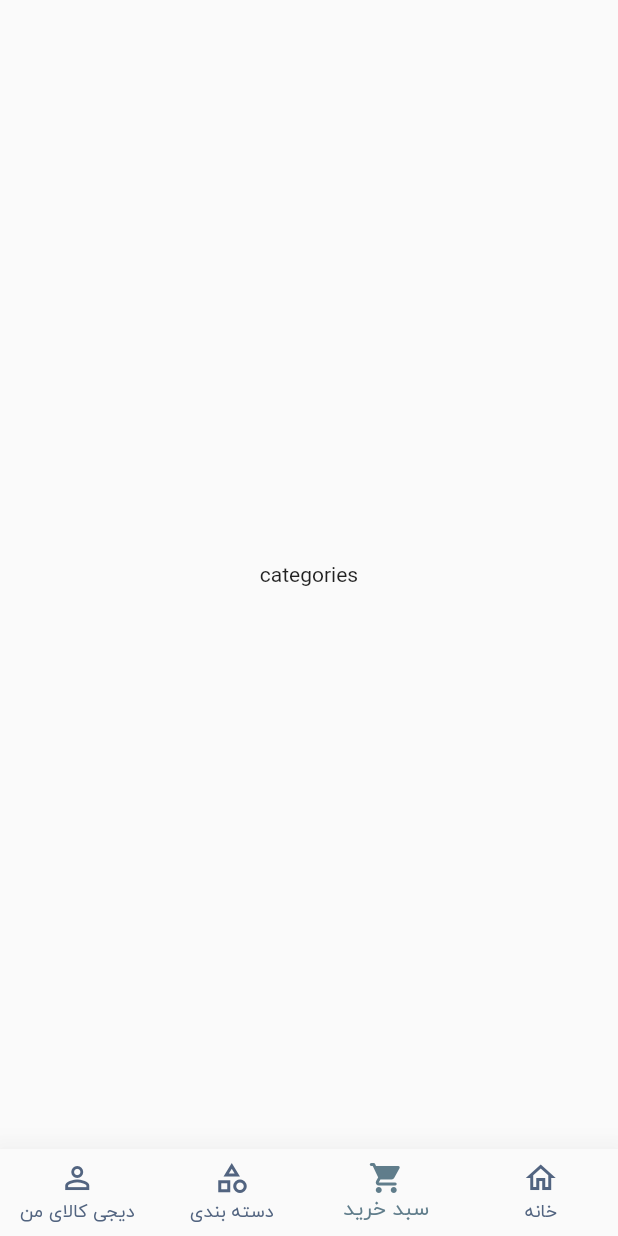
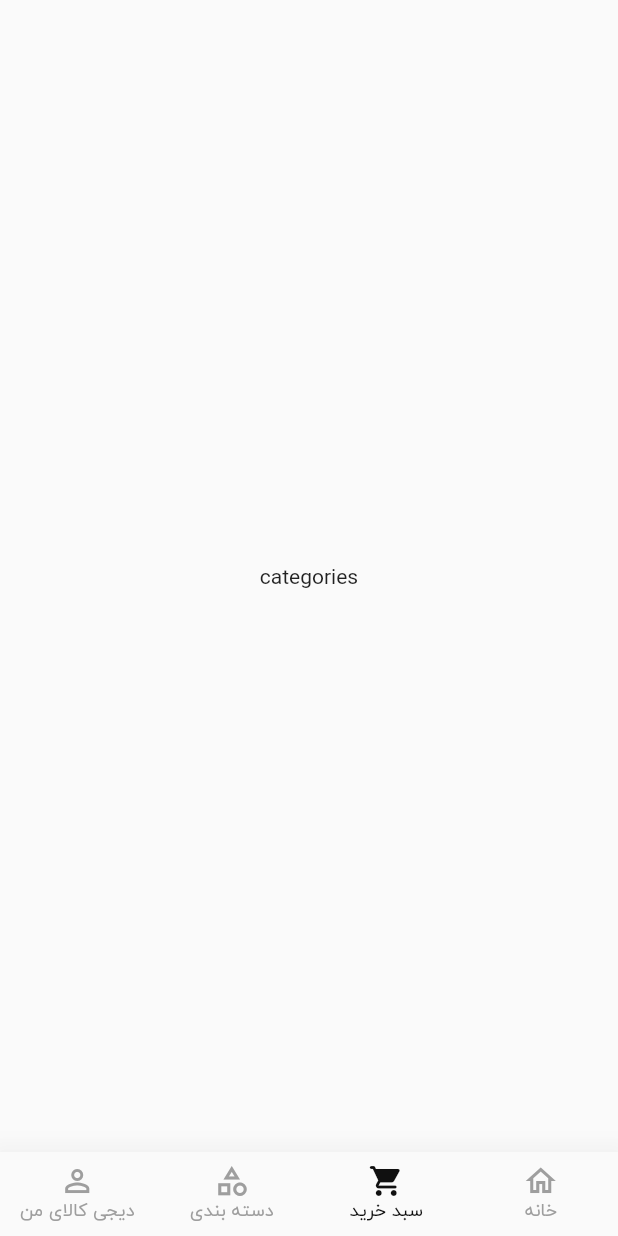
Before and after one commit to mehrdad03/digikala, a Flutter app: the screen it shows after launch, item 2 of the bottom bar chosen, on a phone screen of 412 x 824 dp. Run offline on Flutter 3.47's test engine with Material 2 defaults, Android fonts, the light colour scheme and no system bars; our stand-ins replace get.

Commit message:
complete bottom_bar.dart

```diff
--- a/lib/screens/bottom_bar.dart
+++ b/lib/screens/bottom_bar.dart
@@ -1,6 +1,6 @@
 import 'package:flutter/cupertino.dart';
 import 'package:flutter/material.dart';
-import 'package:font_awesome_flutter/font_awesome_flutter.dart';
+import 'package:digikala/utils/dimensions.dart';
 
 class BottomBar extends StatefulWidget {
   const BottomBar({Key? key}) : super(key: key);
@@ -62,15 +62,17 @@ class _BottomBarState extends State<BottomBar> {
                 icon: Icon(Icons.person_outline),
                 activeIcon: Icon(Icons.person_rounded)),
           ],
-          selectedLabelStyle: TextStyle(
+          selectedLabelStyle: const TextStyle(
             fontFamily: "iranYekan",
-          ), unselectedLabelStyle: TextStyle(
-            fontFamily: "iranYekan"
+            fontSize: 12,
+          ), unselectedLabelStyle: const TextStyle(
+            fontFamily: "iranYekan",
+          fontSize: 12,
           ),
           elevation: 20,
           type: BottomNavigationBarType.fixed,
-          selectedItemColor: Colors.blueGrey,
-          unselectedItemColor: Color(0xFF526480),
+          selectedItemColor: Color(0xFF101010),
+          unselectedItemColor:  Colors.grey.shade500,
         ),
       ),
     );
--- a/pubspec.yaml
+++ b/pubspec.yaml
@@ -37,6 +37,7 @@ dependencies:
   # Use with the CupertinoIcons class for iOS style icons.
   cupertino_icons: ^1.0.2
   font_awesome_flutter: '>= 4.7.0'
+  get: ^4.1.4
 
 
 dev_dependencies:
```
Also changed, not shown: lib/utils/app_constants.dart (added, +9 -0 lines), lib/utils/colors.dart (added, +17 -0 lines), lib/utils/dimensions.dart (added, +51 -0 lines), pubspec.lock.
